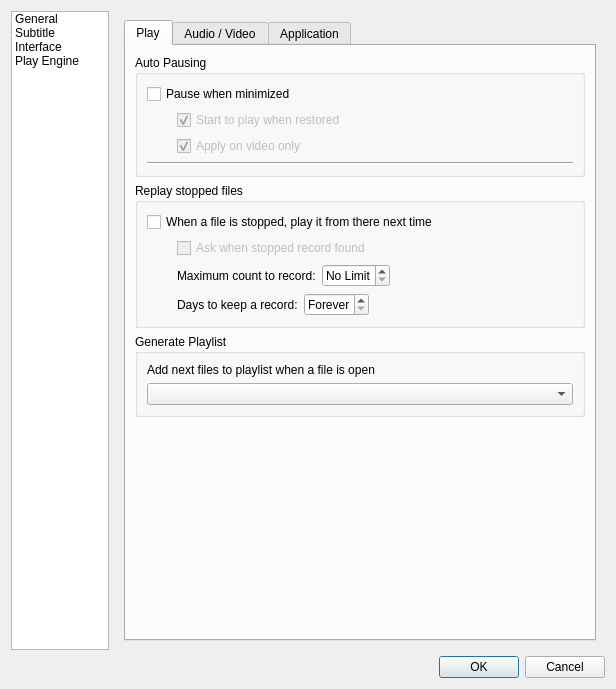
Old version of the form ui/pref_dialog.ui in the repository bylee20/cmplayer-kldp.net.
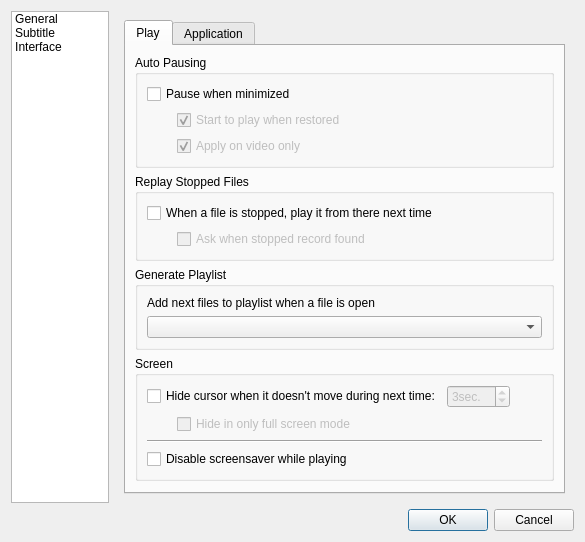
New version of the form. The open tabs and pages were chosen to show the change. Icons and pictures are not drawn. Custom widgets are drawn as their Qt base class.

```diff
--- a/ui/pref_dialog.ui
+++ b/ui/pref_dialog.ui
@@ -6,8 +6,8 @@
    <rect>
     <x>0</x>
     <y>0</y>
-    <width>616</width>
-    <height>689</height>
+    <width>579</width>
+    <height>536</height>
    </rect>
   </property>
   <property name="windowTitle">
@@ -81,21 +81,12 @@
           <normaloff>:/img/preferences-desktop-keyboard.png</normaloff>:/img/preferences-desktop-keyboard.png</iconset>
         </property>
        </item>
-       <item>
-        <property name="text">
-         <string>Play Engine</string>
-        </property>
-        <property name="icon">
-         <iconset resource="../rsclist.qrc">
-          <normaloff>:/img/applications-multimedia.png</normaloff>:/img/applications-multimedia.png</iconset>
-        </property>
-       </item>
       </widget>
      </item>
      <item>
       <widget class="QStackedWidget" name="stack">
        <property name="currentIndex">
-        <number>0</number>
+        <number>1</number>
        </property>
        <widget class="QWidget" name="page">
         <layout class="QHBoxLayout" name="horizontalLayout_6">
@@ -108,7 +99,7 @@
             <attribute name="title">
              <string>Play</string>
             </attribute>
-            <layout class="QVBoxLayout" name="verticalLayout_19">
+            <layout class="QVBoxLayout" name="verticalLayout_17">
              <item>
               <widget class="QGroupBox" name="groupBox_5">
                <property name="title">
@@ -184,20 +175,13 @@
                   </item>
                  </layout>
                 </item>
-                <item>
-                 <widget class="Line" name="line">
-                  <property name="orientation">
-                   <enum>Qt::Horizontal</enum>
-                  </property>
-                 </widget>
-                </item>
                </layout>
               </widget>
              </item>
              <item>
               <widget class="QGroupBox" name="groupBox_17">
                <property name="title">
-                <string>Replay stopped files</string>
+                <string>Replay Stopped Files</string>
                </property>
                <layout class="QVBoxLayout" name="verticalLayout_12">
                 <item>
@@ -208,8 +192,8 @@
                  </widget>
                 </item>
                 <item>
-                 <layout class="QGridLayout" name="gridLayout_7">
-                  <item row="0" column="0">
+                 <layout class="QHBoxLayout" name="horizontalLayout_11">
+                  <item>
                    <spacer name="horizontalSpacer_13">
                     <property name="orientation">
                      <enum>Qt::Horizontal</enum>
@@ -225,7 +209,7 @@
                     </property>
                    </spacer>
                   </item>
-                  <item row="0" column="1">
+                  <item>
                    <widget class="QCheckBox" name="askWhenRecordFound">
                     <property name="enabled">
                      <bool>false</bool>
@@ -235,112 +219,6 @@
                     </property>
                    </widget>
                   </item>
-                  <item row="1" column="0">
-                   <spacer name="horizontalSpacer_17">
-                    <property name="orientation">
-                     <enum>Qt::Horizontal</enum>
-                    </property>
-                    <property name="sizeType">
-                     <enum>QSizePolicy::Fixed</enum>
-                    </property>
-                    <property name="sizeHint" stdset="0">
-                     <size>
-                      <width>30</width>
-                      <height>20</height>
-                     </size>
-                    </property>
-                   </spacer>
-                  </item>
-                  <item row="1" column="1">
-                   <layout class="QHBoxLayout" name="horizontalLayout_11">
-                    <item>
-                     <widget class="QLabel" name="label_4">
-                      <property name="text">
-                       <string>Maximum count to record:</string>
-                      </property>
-                     </widget>
-                    </item>
-                    <item>
-                     <widget class="QSpinBox" name="maximumRecordCount">
-                      <property name="specialValueText">
-                       <string>No Limit</string>
-                      </property>
-                      <property name="accelerated">
-                       <bool>true</bool>
-                      </property>
-                      <property name="maximum">
-                       <number>9999</number>
-                      </property>
-                     </widget>
-                    </item>
-                    <item>
-                     <spacer name="horizontalSpacer_14">
-                      <property name="orientation">
-                       <enum>Qt::Horizontal</enum>
-                      </property>
-                      <property name="sizeHint" stdset="0">
-                       <size>
-                        <width>40</width>
-                        <height>20</height>
-                       </size>
-                      </property>
-                     </spacer>
-                    </item>
-                   </layout>
-                  </item>
-                  <item row="2" column="0">
-                   <spacer name="horizontalSpacer_18">
-                    <property name="orientation">
-                     <enum>Qt::Horizontal</enum>
-                    </property>
-                    <property name="sizeType">
-                     <enum>QSizePolicy::Fixed</enum>
-                    </property>
-                    <property name="sizeHint" stdset="0">
-                     <size>
-                      <width>30</width>
-                      <height>20</height>
-                     </size>
-                    </property>
-                   </spacer>
-                  </item>
-                  <item row="2" column="1">
-                   <layout class="QHBoxLayout" name="horizontalLayout_12">
-                    <item>
-                     <widget class="QLabel" name="label_8">
-                      <property name="text">
-                       <string>Days to keep a record:</string>
-                      </property>
-                     </widget>
-                    </item>
-                    <item>
-                     <widget class="QSpinBox" name="daysToKeepRecords">
-                      <property name="specialValueText">
-                       <string>Forever</string>
-                      </property>
-                      <property name="accelerated">
-                       <bool>true</bool>
-                      </property>
-                      <property name="maximum">
-                       <number>999</number>
-                      </property>
-                     </widget>
-                    </item>
-                    <item>
-                     <spacer name="horizontalSpacer_15">
-                      <property name="orientation">
-                       <enum>Qt::Horizontal</enum>
-                      </property>
-                      <property name="sizeHint" stdset="0">
-                       <size>
-                        <width>40</width>
-                        <height>20</height>
-                       </size>
-                      </property>
-                     </spacer>
-                    </item>
-                   </layout>
-                  </item>
                  </layout>
                 </item>
                </layout>
@@ -372,6 +250,102 @@
                </layout>
               </widget>
              </item>
+             <item>
+              <widget class="QGroupBox" name="groupBox_10">
+               <property name="title">
+                <string>Screen</string>
+               </property>
+               <layout class="QVBoxLayout" name="verticalLayout_14">
+                <item>
+                 <layout class="QHBoxLayout" name="horizontalLayout_12">
+                  <item>
+                   <widget class="QCheckBox" name="hideCursor_2">
+                    <property name="text">
+                     <string>Hide cursor when it doesn't move during next time:</string>
+                    </property>
+                   </widget>
+                  </item>
+                  <item>
+                   <widget class="QSpinBox" name="hideDelay_2">
+                    <property name="enabled">
+                     <bool>false</bool>
+                    </property>
+                    <property name="accelerated">
+                     <bool>true</bool>
+                    </property>
+                    <property name="suffix">
+                     <string>sec.</string>
+                    </property>
+                    <property name="minimum">
+                     <number>1</number>
+                    </property>
+                    <property name="value">
+                     <number>3</number>
+                    </property>
+                   </widget>
+                  </item>
+                  <item>
+                   <spacer name="horizontalSpacer_14">
+                    <property name="orientation">
+                     <enum>Qt::Horizontal</enum>
+                    </property>
+                    <property name="sizeHint" stdset="0">
+                     <size>
+                      <width>0</width>
+                      <height>0</height>
+                     </size>
+                    </property>
+                   </spacer>
+                  </item>
+                 </layout>
+                </item>
+                <item>
+                 <layout class="QHBoxLayout" name="horizontalLayout_13">
+                  <item>
+                   <spacer name="horizontalSpacer_15">
+                    <property name="orientation">
+                     <enum>Qt::Horizontal</enum>
+                    </property>
+                    <property name="sizeType">
+                     <enum>QSizePolicy::Fixed</enum>
+                    </property>
+                    <property name="sizeHint" stdset="0">
+                     <size>
+                      <width>30</width>
+                      <height>20</height>
+                     </size>
+                    </property>
+                   </spacer>
+                  </item>
+                  <item>
+                   <widget class="QCheckBox" name="hideInFullScreen_2">
+                    <property name="enabled">
+                     <bool>false</bool>
+                    </property>
+                    <property name="text">
+                     <string>Hide in only full screen mode</string>
+                    </property>
+                   </widget>
+                  </item>
+                 </layout>
+                </item>
+                <item>
+                 <widget class="Line" name="line_3">
+                  <property name="orientation">
+                   <enum>Qt::Horizontal</enum>
+                  </property>
+                 </widget>
+                </item>
+                <item>
+                 <widget class="QCheckBox" name="disableSS_2">
+                  <property name="text">
+                   <string>Disable screensaver while playing</string>
+                  </property>
+                 </widget>
+                </item>
+               </layout>
+              </widget>
+             </item>
              <item>
               <spacer name="verticalSpacer">
                <property name="orientation">
@@ -380,59 +354,7 @@
                <property name="sizeHint" stdset="0">
                 <size>
                  <width>0</width>
-                 <height>0</height>
-                </size>
-               </property>
-              </spacer>
-             </item>
-            </layout>
-           </widget>
-           <widget class="QWidget" name="tab_2">
-            <attribute name="title">
-             <string>Audio / Video</string>
-            </attribute>
-            <layout class="QVBoxLayout" name="verticalLayout_14">
-             <item>
-              <widget class="QGroupBox" name="groupBox_15">
-               <property name="title">
-                <string>Audio</string>
-               </property>
-               <layout class="QVBoxLayout" name="verticalLayout_17">
-                <item>
-                 <widget class="QCheckBox" name="volnorm">
-                  <property name="text">
-                   <string>Normalize volume</string>
-                  </property>
-                 </widget>
-                </item>
-               </layout>
-              </widget>
-             </item>
-             <item>
-              <widget class="QGroupBox" name="groupBox_14">
-               <property name="title">
-                <string>Video</string>
-               </property>
-               <layout class="QVBoxLayout" name="verticalLayout_20">
-                <item>
-                 <widget class="QCheckBox" name="softEq">
-                  <property name="text">
-                   <string>Use software equalizer when it is supported by play engine</string>
-                  </property>
-                 </widget>
-                </item>
-               </layout>
-              </widget>
-             </item>
-             <item>
-              <spacer name="spacer_10">
-               <property name="orientation">
-                <enum>Qt::Vertical</enum>
-               </property>
-               <property name="sizeHint" stdset="0">
-                <size>
-                 <width>0</width>
-                 <height>0</height>
+                 <height>17</height>
                 </size>
                </property>
               </spacer>
@@ -506,102 +428,6 @@
                </layout>
               </widget>
              </item>
-             <item>
-              <widget class="QGroupBox" name="groupBox_10">
-               <property name="title">
-                <string>Screen</string>
-               </property>
-               <layout class="QVBoxLayout" name="verticalLayout_5">
-                <item>
-                 <layout class="QHBoxLayout" name="horizontalLayout_3">
-                  <item>
-                   <widget class="QCheckBox" name="hideCursor">
-                    <property name="text">
-                     <string>Hide cursor when it doesn't move during next time:</string>
-                    </property>
-                   </widget>
-                  </item>
-                  <item>
-                   <widget class="QSpinBox" name="hideDelay">
-                    <property name="enabled">
-                     <bool>false</bool>
-                    </property>
-                    <property name="accelerated">
-                     <bool>true</bool>
-                    </property>
-                    <property name="suffix">
-                     <string>sec.</string>
-                    </property>
-                    <property name="minimum">
-                     <number>1</number>
-                    </property>
-                    <property name="value">
-                     <number>3</number>
-                    </property>
-                   </widget>
-                  </item>
-                  <item>
-                   <spacer name="horizontalSpacer_8">
-                    <property name="orientation">
-                     <enum>Qt::Horizontal</enum>
-                    </property>
-                    <property name="sizeHint" stdset="0">
-                     <size>
-                      <width>0</width>
-                      <height>0</height>
-                     </size>
-                    </property>
-                   </spacer>
-                  </item>
-                 </layout>
-                </item>
-                <item>
-                 <layout class="QHBoxLayout" name="horizontalLayout_4">
-                  <item>
-                   <spacer name="horizontalSpacer_9">
-                    <property name="orientation">
-                     <enum>Qt::Horizontal</enum>
-                    </property>
-                    <property name="sizeType">
-                     <enum>QSizePolicy::Fixed</enum>
-                    </property>
-                    <property name="sizeHint" stdset="0">
-                     <size>
-                      <width>30</width>
-                      <height>20</height>
-                     </size>
-                    </property>
-                   </spacer>
-                  </item>
-                  <item>
-                   <widget class="QCheckBox" name="hideInFullScreen">
-                    <property name="enabled">
-                     <bool>false</bool>
-                    </property>
-                    <property name="text">
-                     <string>Hide in only full screen mode</string>
-                    </property>
-                   </widget>
-                  </item>
-                 </layout>
-                </item>
-                <item>
-                 <widget class="Line" name="line_2">
-                  <property name="orientation">
-                   <enum>Qt::Horizontal</enum>
-                  </property>
-                 </widget>
-                </item>
-                <item>
-                 <widget class="QCheckBox" name="disableSS">
-                  <property name="text">
-                   <string>Disable screensaver while playing</string>
-                  </property>
-                 </widget>
-                </item>
-               </layout>
-              </widget>
-             </item>
              <item>
               <spacer name="verticalSpacer_2">
                <property name="orientation">
@@ -1533,34 +1359,16 @@
          </item>
         </layout>
        </widget>
-       <widget class="PlayEngineConfigWidget" name="playEngine"/>
       </widget>
      </item>
     </layout>
    </item>
    <item>
-    <layout class="QHBoxLayout" name="horizontalLayout">
-     <item>
-      <spacer name="horizontalSpacer_16">
-       <property name="orientation">
-        <enum>Qt::Horizontal</enum>
-       </property>
-       <property name="sizeHint" stdset="0">
-        <size>
-         <width>40</width>
-         <height>20</height>
-        </size>
-       </property>
-      </spacer>
-     </item>
-     <item>
-      <widget class="QDialogButtonBox" name="buttonBox">
-       <property name="standardButtons">
-        <set>QDialogButtonBox::Cancel|QDialogButtonBox::Ok</set>
-       </property>
-      </widget>
-     </item>
-    </layout>
+    <widget class="QDialogButtonBox" name="buttonBox">
+     <property name="standardButtons">
+      <set>QDialogButtonBox::Cancel|QDialogButtonBox::Ok</set>
+     </property>
+    </widget>
    </item>
   </layout>
  </widget>
@@ -1582,12 +1390,6 @@
    <header>simplelistwidget.h</header>
    <container>1</container>
   </customwidget>
-  <customwidget>
-   <class>PlayEngineConfigWidget</class>
-   <extends>QWidget</extends>
-   <header>playengineconfigwidget.h</header>
-   <container>1</container>
-  </customwidget>
  </customwidgets>
  <resources>
   <include location="../rsclist.qrc"/>
```
Left out of the diff: 88 changed lines with no effect on the pictures.
